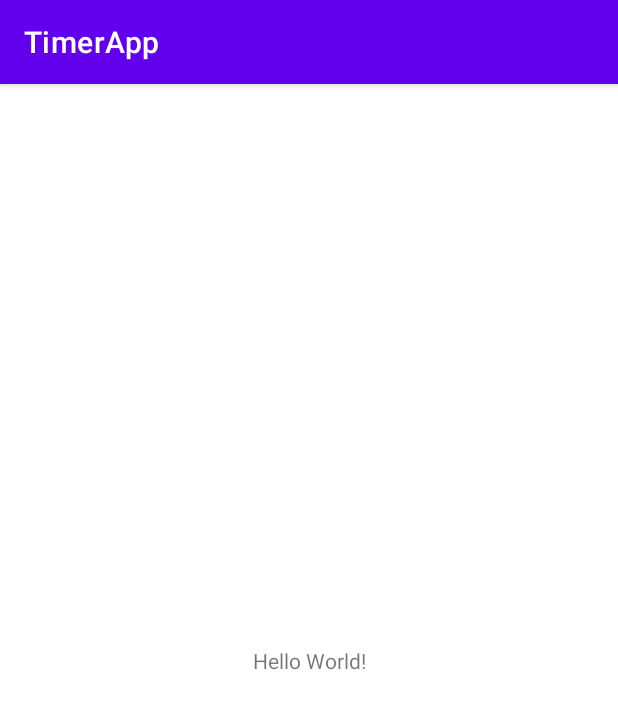
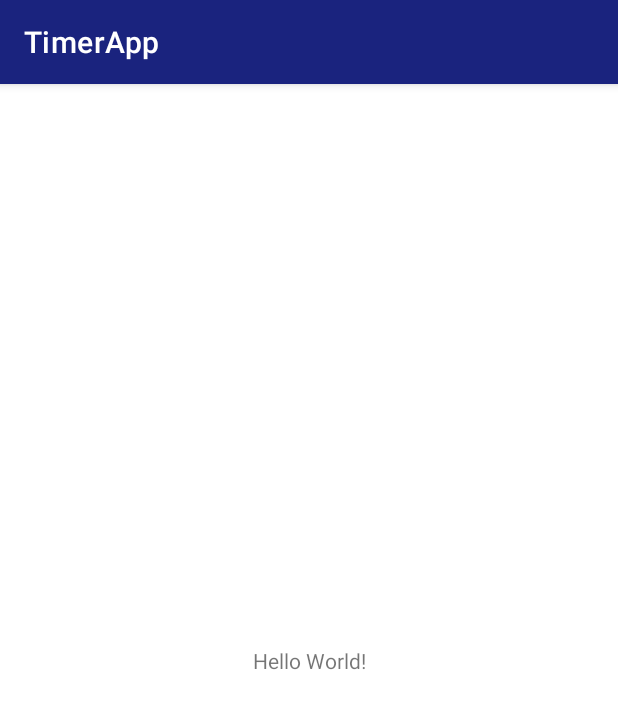
Before and after one commit to sakatani1103/TimerApp, an Android app: the screen it shows after launch (MainActivity), on a phone screen of 412 x 824 dp. Shown: the top 709 px of the screen. Run offline under Robolectric (Android 15) with nearby library versions, the phone set to English and light mode, and no system bars.

Commit message:
初期値記述

```diff
--- a/app/src/main/res/values-night/themes.xml
+++ b/app/src/main/res/values-night/themes.xml
@@ -2,12 +2,12 @@
     <!-- Base application theme. -->
     <style name="Theme.TimerApp" parent="Theme.MaterialComponents.DayNight.DarkActionBar">
         <!-- Primary brand color. -->
-        <item name="colorPrimary">@color/purple_200</item>
-        <item name="colorPrimaryVariant">@color/purple_700</item>
+        <item name="colorPrimary">@color/primaryLightColor</item>
+        <item name="colorPrimaryVariant">@color/primaryColor</item>
         <item name="colorOnPrimary">@color/black</item>
         <!-- Secondary brand color. -->
-        <item name="colorSecondary">@color/teal_200</item>
-        <item name="colorSecondaryVariant">@color/teal_200</item>
+        <item name="colorSecondary">@color/primaryLightColor</item>
+        <item name="colorSecondaryVariant">@color/primaryColor</item>
         <item name="colorOnSecondary">@color/black</item>
         <!-- Status bar color. -->
         <item name="android:statusBarColor" tools:targetApi="l">?attr/colorPrimaryVariant</item>
--- a/app/src/main/res/values/colors.xml
+++ b/app/src/main/res/values/colors.xml
@@ -1,10 +1,12 @@
-<?xml version="1.0" encoding="utf-8"?>
+<!--?xml version="1.0" encoding="UTF-8"?-->
 <resources>
-    <color name="purple_200">#FFBB86FC</color>
-    <color name="purple_500">#FF6200EE</color>
-    <color name="purple_700">#FF3700B3</color>
-    <color name="teal_200">#FF03DAC5</color>
-    <color name="teal_700">#FF018786</color>
-    <color name="black">#FF000000</color>
-    <color name="white">#FFFFFFFF</color>
+  <color name="primaryColor">#1a237e</color>
+  <color name="primaryLightColor">#534bae</color>
+  <color name="primaryDarkColor">#000051</color>
+  <color name="secondaryColor">#1a237e</color>
+  <color name="secondaryLightColor">#534bae</color>
+  <color name="secondaryDarkColor">#000051</color>
+  <color name="primaryTextColor">#ffffff</color>
+  <color name="secondaryTextColor">#ffffff</color>
+  <color name="black">#111111</color>
 </resources>
--- a/app/src/main/res/values/themes.xml
+++ b/app/src/main/res/values/themes.xml
@@ -2,13 +2,13 @@
     <!-- Base application theme. -->
     <style name="Theme.TimerApp" parent="Theme.MaterialComponents.DayNight.DarkActionBar">
         <!-- Primary brand color. -->
-        <item name="colorPrimary">@color/purple_500</item>
-        <item name="colorPrimaryVariant">@color/purple_700</item>
-        <item name="colorOnPrimary">@color/white</item>
+        <item name="colorPrimary">@color/primaryColor</item>
+        <item name="colorPrimaryVariant">@color/primaryLightColor</item>
+        <item name="colorOnPrimary">@color/primaryTextColor</item>
         <!-- Secondary brand color. -->
-        <item name="colorSecondary">@color/teal_200</item>
-        <item name="colorSecondaryVariant">@color/teal_700</item>
-        <item name="colorOnSecondary">@color/black</item>
+        <item name="colorSecondary">@color/primaryColor</item>
+        <item name="colorSecondaryVariant">@color/primaryLightColor</item>
+        <item name="colorOnSecondary">@color/primaryTextColor</item>
         <!-- Status bar color. -->
         <item name="android:statusBarColor" tools:targetApi="l">?attr/colorPrimaryVariant</item>
         <!-- Customize your theme here. -->
```
Also changed, not shown: app/src/main/res/values/strings.xml (+17 -0 lines).
